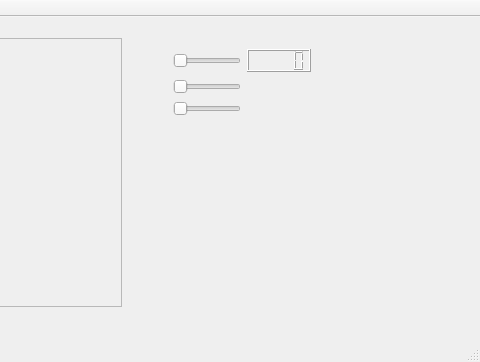
Old version of the form src/mainwindow.ui in the repository karlssonper/cme213b; both pictures show x 308 to 788 and y 0 to 362 of the 788 by 362 pixel window.
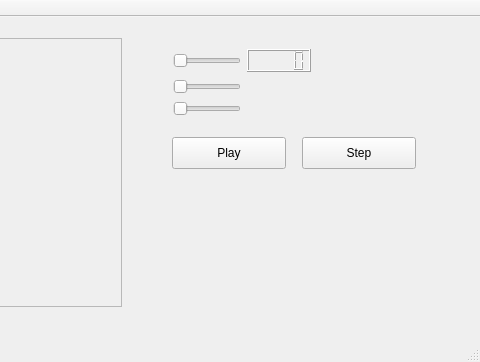
New version of the form.

```diff
--- a/src/mainwindow.ui
+++ b/src/mainwindow.ui
@@ -79,9 +79,32 @@
      </item>
     </layout>
    </widget>
-   <zorder>gridLayoutWidget</zorder>
-   <zorder>scrollArea</zorder>
-   <zorder>gridLayoutWidget_2</zorder>
+   <widget class="QPushButton" name="playButton">
+    <property name="geometry">
+     <rect>
+      <x>480</x>
+      <y>120</y>
+      <width>114</width>
+      <height>32</height>
+     </rect>
+    </property>
+    <property name="text">
+     <string>Play</string>
+    </property>
+   </widget>
+   <widget class="QPushButton" name="stepButton">
+    <property name="geometry">
+     <rect>
+      <x>610</x>
+      <y>120</y>
+      <width>114</width>
+      <height>32</height>
+     </rect>
+    </property>
+    <property name="text">
+     <string>Step</string>
+    </property>
+   </widget>
   </widget>
   <widget class="QMenuBar" name="menuBar">
    <property name="geometry">
```
